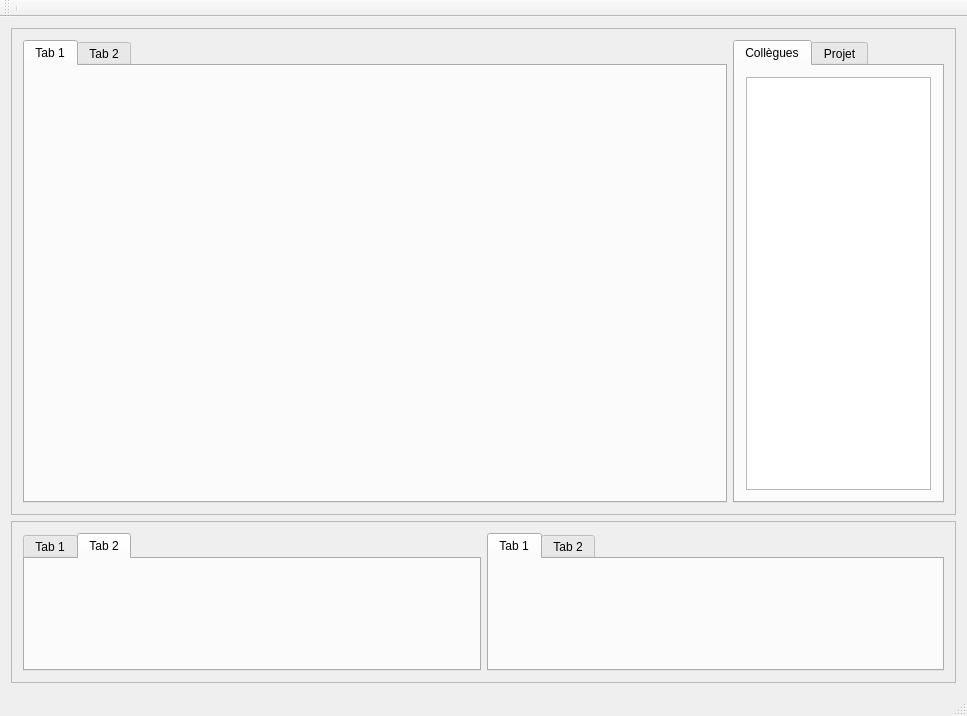
The window that Client/Client_Synergie/fenetreprincipale.ui (im-jon/CLL-Synergie) describes before a commit, drawn with Qt 5.
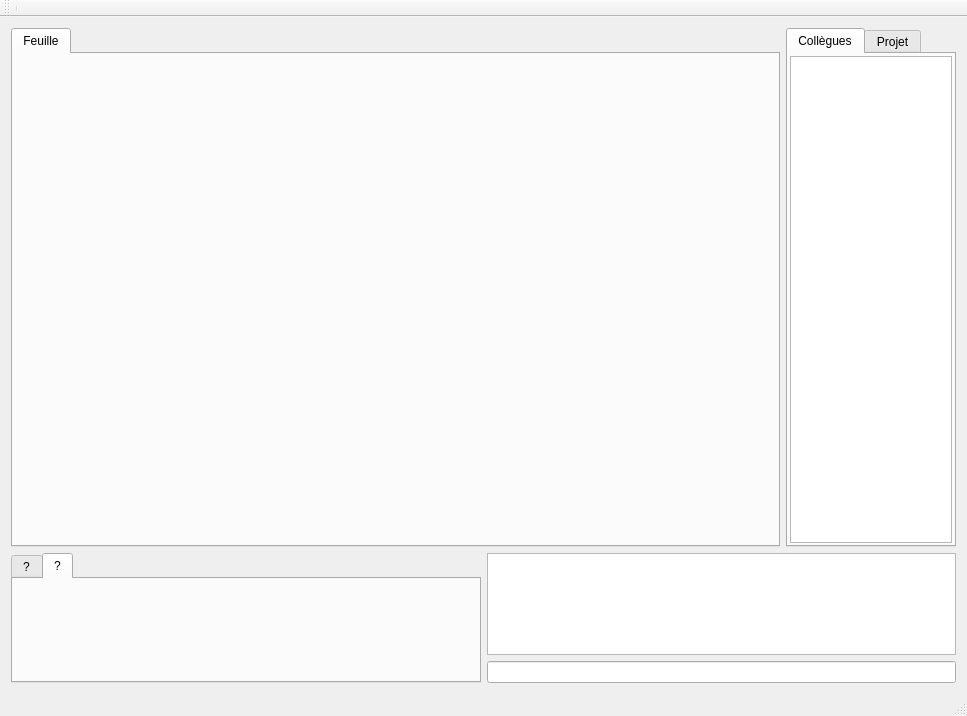
The same window after the commit. The open tabs and pages were chosen to show the change.

Commit message: L'interface donne maintenant beaucoup plus d'espace à l'éditeur.

Diff of the .ui file:
```diff
--- a/Client/Client_Synergie/fenetreprincipale.ui
+++ b/Client/Client_Synergie/fenetreprincipale.ui
@@ -23,13 +23,13 @@
         <verstretch>9</verstretch>
        </sizepolicy>
       </property>
-      <property name="frameShape">
-       <enum>QFrame::StyledPanel</enum>
-      </property>
       <property name="frameShadow">
        <enum>QFrame::Raised</enum>
       </property>
       <layout class="QGridLayout" name="gridLayout_6">
+       <property name="margin">
+        <number>0</number>
+       </property>
        <item row="0" column="0">
         <widget class="QTabWidget" name="tabWidget">
          <property name="sizePolicy">
@@ -43,30 +43,39 @@
          </property>
          <widget class="QWidget" name="tab">
           <attribute name="title">
-           <string>Tab 1</string>
+           <string>Feuille</string>
           </attribute>
           <layout class="QGridLayout" name="gridLayout_2">
+           <property name="margin">
+            <number>0</number>
+           </property>
            <item row="0" column="0">
             <layout class="QGridLayout" name="gridLayout"/>
            </item>
           </layout>
          </widget>
-         <widget class="QWidget" name="tab_2">
-          <attribute name="title">
-           <string>Tab 2</string>
-          </attribute>
-          <zorder>tabObjets</zorder>
-         </widget>
         </widget>
        </item>
        <item row="0" column="1">
         <widget class="QTabWidget" name="tabObjets">
          <property name="sizePolicy">
           <sizepolicy hsizetype="Expanding" vsizetype="Expanding">
-           <horstretch>3</horstretch>
-           <verstretch>0</verstretch>
+           <horstretch>5</horstretch>
+           <verstretch>5</verstretch>
           </sizepolicy>
          </property>
+         <property name="maximumSize">
+          <size>
+           <width>170</width>
+           <height>16777215</height>
+          </size>
+         </property>
+         <property name="baseSize">
+          <size>
+           <width>0</width>
+           <height>0</height>
+          </size>
+         </property>
          <property name="currentIndex">
           <number>0</number>
          </property>
@@ -75,6 +84,9 @@
            <string>Collègues</string>
           </attribute>
           <layout class="QGridLayout" name="gridLayout_5">
+           <property name="margin">
+            <number>2</number>
+           </property>
            <item row="0" column="0">
             <widget class="QListWidget" name="lstCollegues"/>
            </item>
@@ -99,45 +111,56 @@
         <verstretch>3</verstretch>
        </sizepolicy>
       </property>
-      <property name="frameShape">
-       <enum>QFrame::StyledPanel</enum>
+      <property name="maximumSize">
+       <size>
+        <width>16777215</width>
+        <height>130</height>
+       </size>
       </property>
       <property name="frameShadow">
        <enum>QFrame::Raised</enum>
       </property>
       <layout class="QGridLayout" name="gridLayout_7">
+       <property name="margin">
+        <number>0</number>
+       </property>
        <item row="0" column="0">
         <widget class="QTabWidget" name="tabWidget_3">
          <widget class="QWidget" name="tab_5">
           <attribute name="title">
-           <string>Tab 1</string>
+           <string>?</string>
           </attribute>
          </widget>
          <widget class="QWidget" name="tab_6">
           <attribute name="title">
-           <string>Tab 2</string>
+           <string>?</string>
           </attribute>
          </widget>
         </widget>
        </item>
        <item row="0" column="1">
-        <widget class="QTabWidget" name="tabWidget_2">
-         <property name="sizePolicy">
-          <sizepolicy hsizetype="Expanding" vsizetype="Expanding">
-           <horstretch>0</horstretch>
-           <verstretch>3</verstretch>
-          </sizepolicy>
+        <widget class="QFrame" name="frmConversation">
+         <property name="frameShadow">
+          <enum>QFrame::Raised</enum>
          </property>
-         <widget class="QWidget" name="tab_3">
-          <attribute name="title">
-           <string>Tab 1</string>
-          </attribute>
-         </widget>
-         <widget class="QWidget" name="tab_4">
-          <attribute name="title">
-           <string>Tab 2</string>
-          </attribute>
-         </widget>
+         <property name="lineWidth">
+          <number>0</number>
+         </property>
+         <layout class="QVBoxLayout" name="verticalLayout">
+          <property name="margin">
+           <number>0</number>
+          </property>
+          <item>
+           <widget class="QTextEdit" name="txtConversation">
+            <property name="readOnly">
+             <bool>true</bool>
+            </property>
+           </widget>
+          </item>
+          <item>
+           <widget class="QLineEdit" name="txtLigneConv"/>
+          </item>
+         </layout>
         </widget>
        </item>
       </layout>
```
Left out of the diff: 21 changed lines with no effect on the pictures. The commit also changes 1 other file.
